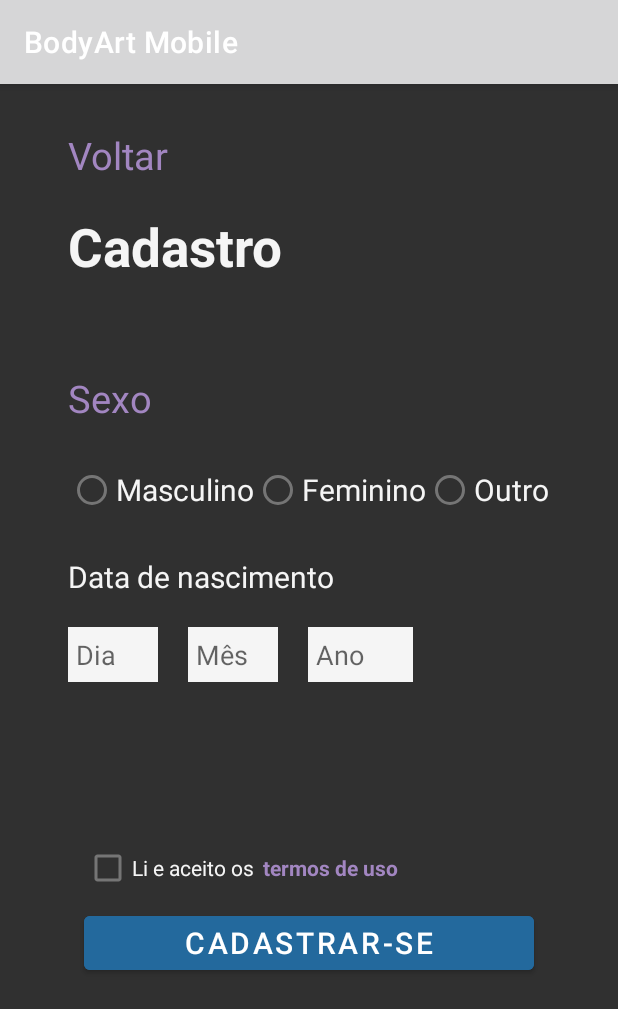
After one commit to BodyArt-2023/bodyart-app, an Android app: the Cadastro2 screen opened directly, with no data from a screen before it, on a phone screen of 412 x 824 dp. The commit adds this screen. Shown: the top 1009 px of the screen. Run offline under Robolectric (Android 15) with nearby library versions, the phone set to English and light mode, and no system bars.

Commit message:
Adicionando a segunda tela de cadastros e a tela de redefinir senha

```diff
--- a/bodyart-android-app/BodyArtMobile/app/src/main/AndroidManifest.xml
+++ b/bodyart-android-app/BodyArtMobile/app/src/main/AndroidManifest.xml
@@ -14,6 +14,12 @@
         android:theme="@style/Theme.BodyArtMobile"
         tools:targetApi="31">
         <activity
+            android:name=".RedefinirSenha"
+            android:exported="false" />
+        <activity
+            android:name=".Cadastro2"
+            android:exported="false" />
+        <activity
             android:name=".Cadastro"
             android:exported="false" />
         <activity
--- /dev/null
+++ b/bodyart-android-app/BodyArtMobile/app/src/main/java/com/sptech/bodyartmobile/Cadastro2.kt
@@ -0,0 +1,11 @@
+package com.sptech.bodyartmobile
+
+import androidx.appcompat.app.AppCompatActivity
+import android.os.Bundle
+
+class Cadastro2 : AppCompatActivity() {
+    override fun onCreate(savedInstanceState: Bundle?) {
+        super.onCreate(savedInstanceState)
+        setContentView(R.layout.activity_cadastro2)
+    }
+}
--- a/bodyart-android-app/BodyArtMobile/app/src/main/res/layout/activity_cadastro.xml
+++ b/bodyart-android-app/BodyArtMobile/app/src/main/res/layout/activity_cadastro.xml
@@ -30,7 +30,7 @@
             android:layout_height="wrap_content"
             android:layout_below="@+id/tv_back"
             android:layout_alignStart="@+id/et_name"
-            android:layout_marginTop="10dp"
+            android:layout_marginTop="20dp"
             android:text="@string/cadastro"
             android:textColor="@color/white_smoke"
             android:textSize="35sp"
@@ -42,10 +42,10 @@
             android:layout_height="wrap_content"
             android:layout_below="@+id/tv_cadastro"
             android:layout_alignStart="@+id/et_name"
-            android:layout_marginTop="40dp"
+            android:layout_marginTop="60dp"
             android:text="@string/info_data"
             android:textColor="@color/white_smoke"
-            android:textSize="18sp" />
+            android:textSize="20sp" />
 
         <EditText
             android:id="@+id/et_name"
--- /dev/null
+++ b/bodyart-android-app/BodyArtMobile/app/src/main/res/layout/activity_cadastro2.xml
@@ -0,0 +1,151 @@
+<?xml version="1.0" encoding="utf-8"?>
+<androidx.constraintlayout.widget.ConstraintLayout xmlns:android="http://schemas.android.com/apk/res/android"
+    xmlns:app="http://schemas.android.com/apk/res-auto"
+    xmlns:tools="http://schemas.android.com/tools"
+    android:layout_width="match_parent"
+    android:layout_height="match_parent"
+    tools:context=".Cadastro2">
+
+    <RelativeLayout
+        android:layout_width="match_parent"
+        android:layout_height="match_parent"
+        android:background="@color/black_primary">
+        <TextView
+            android:id="@+id/tv_back"
+            android:layout_width="wrap_content"
+            android:layout_height="wrap_content"
+            android:layout_marginTop="30dp"
+            android:text="@string/back"
+            android:textColor="@color/african_violet"
+            android:textSize="25sp"
+            android:layout_alignStart="@+id/rg_buttons"
+            />
+        <TextView
+            android:id="@+id/tv_cadastro"
+            android:layout_width="wrap_content"
+            android:layout_height="wrap_content"
+            android:layout_below="@+id/tv_back"
+            android:layout_marginTop="20dp"
+            android:text="@string/cadastro"
+            android:textColor="@color/white_smoke"
+            android:textSize="35sp"
+            android:textStyle="bold"
+            android:layout_alignStart="@+id/tv_back"/>
+        <TextView
+            android:id="@+id/tv_sexo"
+            android:layout_width="wrap_content"
+            android:layout_height="wrap_content"
+            android:layout_marginTop="60dp"
+            android:text="@string/sexo"
+            android:textColor="@color/african_violet"
+            android:textSize="25sp"
+            android:layout_below="@+id/tv_cadastro"
+            android:layout_alignStart="@+id/tv_back"/>
+       <RadioGroup
+           android:layout_width="wrap_content"
+           android:layout_height="wrap_content"
+           android:orientation="horizontal"
+           android:layout_centerHorizontal="true"
+           android:id="@+id/rg_buttons"
+           android:layout_below="@+id/tv_sexo"
+           android:layout_marginTop="20dp">
+           <RadioButton
+               android:layout_width="wrap_content"
+               android:layout_height="wrap_content"
+               android:text="@string/masculino"
+               android:textColor="@color/white_smoke"
+               android:textSize="20sp"/>
+           <RadioButton
+               android:layout_width="wrap_content"
+               android:layout_height="wrap_content"
+               android:text="@string/feminino"
+               android:textColor="@color/white_smoke"
+               android:textSize="20sp"/>
+           <RadioButton
+               android:layout_width="wrap_content"
+               android:layout_height="wrap_content"
+               android:text="@string/outro"
+               android:textColor="@color/white_smoke"
+               android:textSize="20sp"/>
+       </RadioGroup>
+
+        <TextView
+            android:layout_width="wrap_content"
+            android:layout_height="wrap_content"
+            android:id="@+id/tv_dt_nasc"
+            android:text="@string/dt_nasc"
+            android:layout_below="@id/rg_buttons"
+            android:layout_alignStart="@id/rg_buttons"
+            android:textColor="@color/white_smoke"
+            android:textSize="20sp"
+            android:layout_marginTop="20dp"/>
+        <LinearLayout
+            android:layout_width="wrap_content"
+            android:layout_height="wrap_content"
+            android:layout_below="@id/tv_dt_nasc"
+            android:layout_alignStart="@id/rg_buttons"
+            android:id="@+id/ll_dt_nasc"
+            android:layout_marginTop="20dp">
+            <EditText
+                android:layout_width="60dp"
+                android:layout_height="wrap_content"
+                android:hint="@string/dia"
+                android:background="@color/white_smoke"
+                android:paddingVertical="6dp"
+                android:paddingHorizontal="5dp"
+                />
+            <EditText
+                android:layout_width="60dp"
+                android:layout_height="wrap_content"
+                android:hint="@string/mes"
+                android:background="@color/white_smoke"
+                android:paddingVertical="6dp"
+                android:paddingHorizontal="5dp"
+                android:layout_marginLeft="20dp"
+                />
+            <EditText
+            android:layout_width="70dp"
+            android:layout_height="wrap_content"
+            android:hint="@string/ano"
+            android:background="@color/white_smoke"
+            android:paddingVertical="6dp"
+                android:paddingHorizontal="5dp"
+                android:layout_marginLeft="20dp"
+            />
+
+        </LinearLayout>
+        <CheckBox
+            android:layout_width="wrap_content"
+            android:layout_height="wrap_content"
+            android:text="@string/txt_confirmacao"
+            android:textColor="@color/white_smoke"
+            android:layout_below="@+id/ll_dt_nasc"
+            android:layout_marginTop="100dp"
+            android:id="@+id/cb_confirmacao"
+            android:layout_alignStart="@+id/btn_cadastrar"
+
+            />
+
+        <TextView
+            android:layout_width="wrap_content"
+            android:layout_height="wrap_content"
+            android:layout_below="@id/ll_dt_nasc"
+            android:layout_alignBaseline="@id/cb_confirmacao"
+            android:layout_marginLeft="175dp"
+            android:text="@string/ler_termos"
+            android:textColor="@color/african_violet"
+            android:textStyle="bold"/>
+
+        <Button
+            android:id="@+id/btn_cadastrar"
+            android:layout_width="300dp"
+            android:layout_height="wrap_content"
+            android:layout_below="@id/ll_dt_nasc"
+            android:layout_centerHorizontal="true"
+            android:layout_marginTop="150dp"
+            android:backgroundTint="@color/lapis_lazuli"
+            android:text="@string/cadastrar"
+            android:textSize="20sp" />
+    </RelativeLayout>
+
+</androidx.constraintlayout.widget.ConstraintLayout>
--- a/bodyart-android-app/BodyArtMobile/app/src/main/res/values/strings.xml
+++ b/bodyart-android-app/BodyArtMobile/app/src/main/res/values/strings.xml
@@ -13,4 +13,18 @@
     <string name="continuar">Continuar</string>
     <string name="possui_conta">Já possui uma conta?</string>
     <string name="init_session">Iniciar sessão</string>
+    <string name="sexo">Sexo</string>
+    <string name="masculino">Masculino</string>
+    <string name="feminino">Feminino</string>
+    <string name="outro">Outro</string>
+    <string name="dt_nasc">Data de nascimento</string>
+    <string name="dia">Dia</string>
+    <string name="ano">Ano</string>
+    <string name="mes">Mês</string>
+    <string name="cadastrar">Cadastrar-se</string>
+    <string name="redef_senha">Redefinir Senha</string>
+    <string name="msg_redef">Por favor informe o E-mail associado a sua conta que enviaremos um link para o mesmo com as instruções para restauração da sua senha</string>
+    <string name="txt_email_redef">Enviar e-mail de redefinição</string>
+    <string name="ler_termos">termos de uso</string>
+    <string name="txt_confirmacao">Li e aceito os</string>
 </resources>
```
Also changed, not shown: bodyart-android-app/BodyArtMobile/app/src/main/java/com/sptech/bodyartmobile/RedefinirSenha.kt (added, +11 -0 lines), bodyart-android-app/BodyArtMobile/app/src/main/res/drawable/rounded_edit_text_corner.xml (added, +8 -0 lines), bodyart-android-app/BodyArtMobile/app/src/main/res/layout/activity_redefinir_senha.xml (added, +68 -0 lines).
